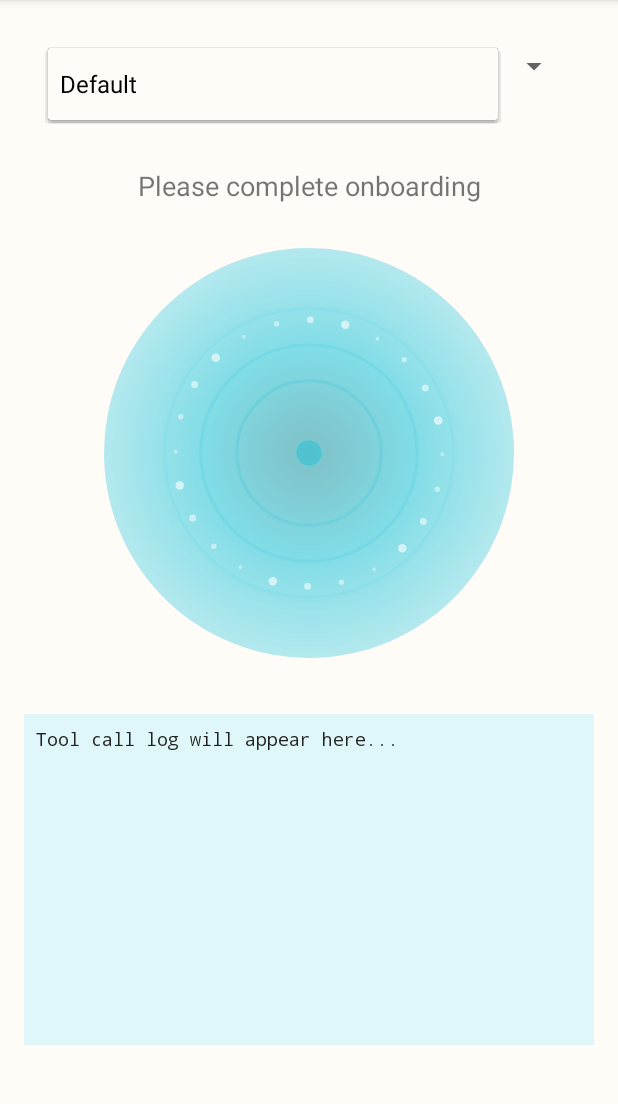
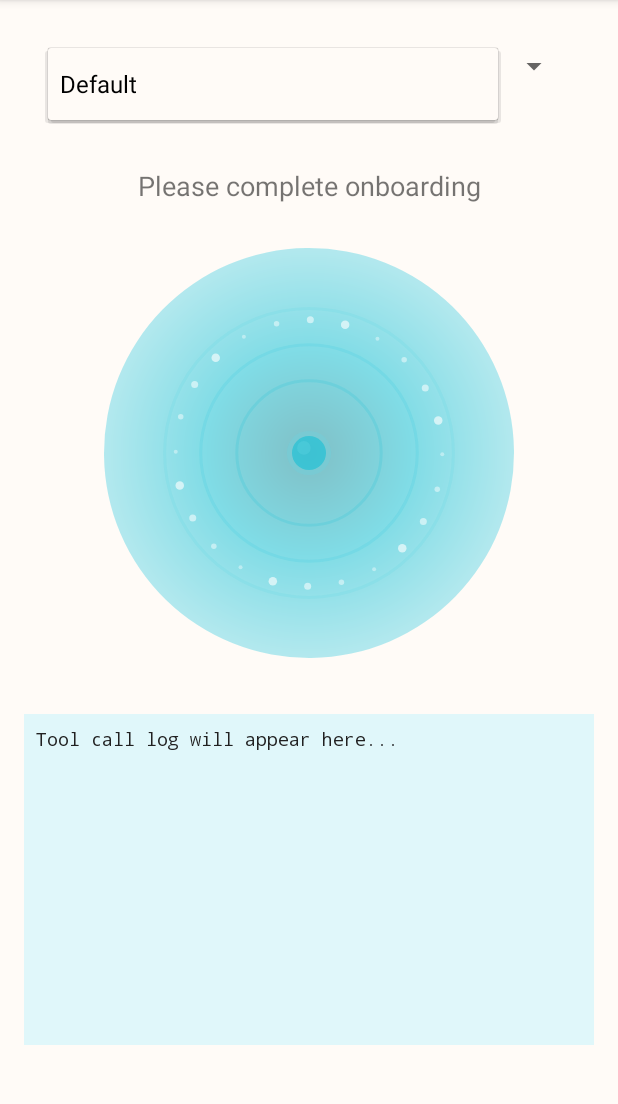
Before and after one commit to mrsheepuk/ha-live, an Android app: the MainActivity screen opened directly, with no data from a screen before it, after a tap on "Default", on a phone screen of 412 x 824 dp, the part 84-1188 px from its top. Run offline under Robolectric (Android 15) with nearby library versions, the phone set to English and light mode, and no system bars; 1 statement that could not run was skipped; 1 other tap on this screen came first.

Commit message:
Restore original orb size and 3D highlight
With the pulse frequency bug fixed, the orb's original appearance looks good:
- Restore pulse amplitude: 15-25px range (10px swing)
- Restore background halo opacity (150 alpha)
- Restore orb brightness (full opacity)
- Restore 3D highlight for depth

The slow pulse frequency (once every 3 seconds in DORMANT) was the real
issue causing distraction, not the orb's size or detail.

```diff
--- a/app/app/src/main/java/uk/co/mrsheep/halive/ui/AudioVisualizerView.kt
+++ b/app/app/src/main/java/uk/co/mrsheep/halive/ui/AudioVisualizerView.kt
@@ -36,7 +36,7 @@ enum class VisualizerState {
  * - A rotating radial gradient background
  * - 2-3 concentric pulsing glow halos
  * - 24 particles orbiting in a ring with varying speeds and sizes
- * - A subtle central orb that provides a gentle anchor point
+ * - A central pulsing orb as the focal point
  *
  * Supports three animation states (DORMANT, ACTIVE, EXECUTING) that control:
  * - Pulse speed (3s → 2s → 1.2s cycle)
@@ -413,8 +413,7 @@ class AudioVisualizerView @JvmOverloads constructor(
     }
 
     /**
-     * Draws the subtle central orb with gentle pulse and soft background halo.
-     * Designed to be a non-distracting anchor point while particles and halos provide visual interest.
+     * Draws the central pulsing orb with background halo and 3D highlight.
      */
     private fun drawCentralOrb(
         canvas: Canvas,
@@ -426,11 +425,10 @@ class AudioVisualizerView @JvmOverloads constructor(
         colorBlend: Float
     ) {
         val pulseValue = ((sin(elapsedSeconds * 2f * PI.toFloat() * pulseFrequency) + 1f) / 2f).toFloat()
-        // Subtle pulse: 12-15px range (3px swing, gentle breathing)
-        val orbRadius = 12f + (pulseValue * 3f)
+        val orbRadius = 15f + (pulseValue * 10f)
 
-        // Draw background halo with reduced opacity for subtlety
-        paintOrbBackground.alpha = (opacity * 80).toInt().coerceIn(0, 255)
+        // Draw background halo
+        paintOrbBackground.alpha = (opacity * 150).toInt().coerceIn(0, 255)
         canvas.drawCircle(centerX, centerY, orbRadius * 1.3f, paintOrbBackground)
 
         // Draw foreground orb with optional color blend
@@ -439,10 +437,17 @@ class AudioVisualizerView @JvmOverloads constructor(
         } else {
             colorPrimary
         }
-        paintOrbForeground.color = applyOpacity(orbColor, opacity * 0.7f)
+        paintOrbForeground.color = applyOpacity(orbColor, opacity)
         canvas.drawCircle(centerX, centerY, orbRadius, paintOrbForeground)
 
-        // Highlight removed for subtlety - particles and halos are the stars now
+        // Draw highlight for depth
+        paintOrbHighlight.color = applyOpacity(colorPrimaryLight, opacity * 0.6f)
+        canvas.drawCircle(
+            centerX - orbRadius * 0.3f,
+            centerY - orbRadius * 0.3f,
+            orbRadius * 0.4f,
+            paintOrbHighlight
+        )
     }
 
     // ===================== Utility Functions =====================
```
